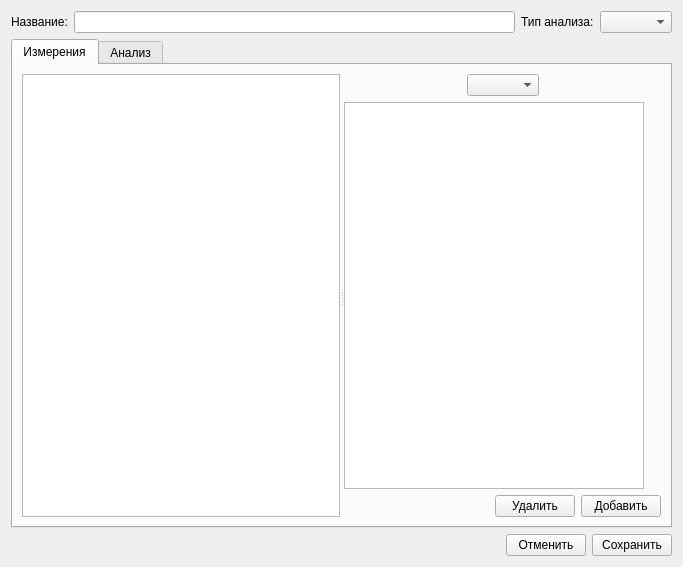
Before: the Qt Designer form src/Tsunami/AnalysisForm.ui in maluginp/Tsunami, drawn with Qt 5.
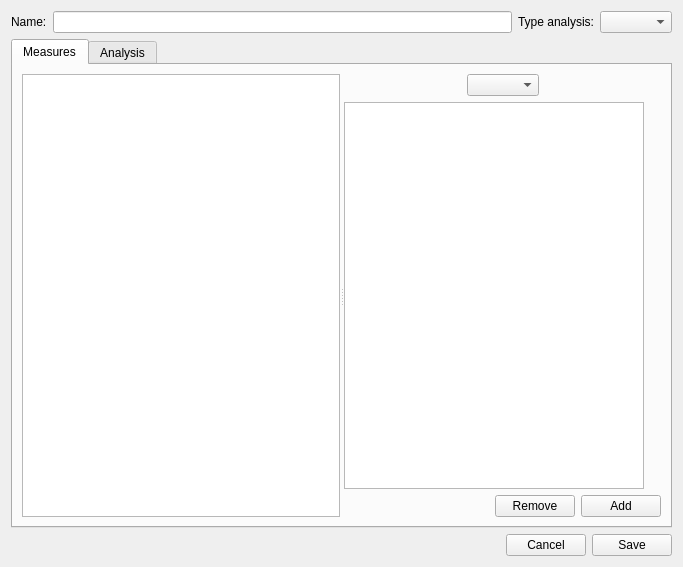
After: the same form once the commit is applied.

What changed in the file:
```diff
--- a/src/Tsunami/AnalysisForm.ui
+++ b/src/Tsunami/AnalysisForm.ui
@@ -27,7 +27,7 @@
           </sizepolicy>
          </property>
          <property name="text">
-          <string>Название:</string>
+          <string>Name:</string>
          </property>
         </widget>
        </item>
@@ -43,7 +43,7 @@
           </sizepolicy>
          </property>
          <property name="text">
-          <string>Тип анализа:</string>
+          <string>Type analysis:</string>
          </property>
         </widget>
        </item>
@@ -66,7 +66,7 @@
        </property>
        <widget class="QWidget" name="inputTab">
         <attribute name="title">
-         <string>Измерения</string>
+         <string>Measures</string>
         </attribute>
         <layout class="QGridLayout" name="gridLayout_2">
          <item row="0" column="0">
@@ -161,14 +161,14 @@
                <item>
                 <widget class="QPushButton" name="removeItemInputButton">
                  <property name="text">
-                  <string>Удалить</string>
+                  <string>Remove</string>
                  </property>
                 </widget>
                </item>
                <item>
                 <widget class="QPushButton" name="insertItemInputButton">
                  <property name="text">
-                  <string>Добавить</string>
+                  <string>Add</string>
                  </property>
                 </widget>
                </item>
@@ -182,7 +182,7 @@
        </widget>
        <widget class="QWidget" name="outputTab">
         <attribute name="title">
-         <string>Анализ</string>
+         <string>Analysis</string>
         </attribute>
         <layout class="QGridLayout" name="gridLayout_3">
          <item row="0" column="0">
@@ -319,14 +319,14 @@
        <item>
         <widget class="QPushButton" name="cancelButton">
          <property name="text">
-          <string>Отменить</string>
+          <string>Cancel</string>
          </property>
         </widget>
        </item>
        <item>
         <widget class="QPushButton" name="saveButton">
          <property name="text">
-          <string>Сохранить</string>
+          <string>Save</string>
          </property>
         </widget>
        </item>
```
Left out of the diff: 6 changed lines with no effect on the pictures.
